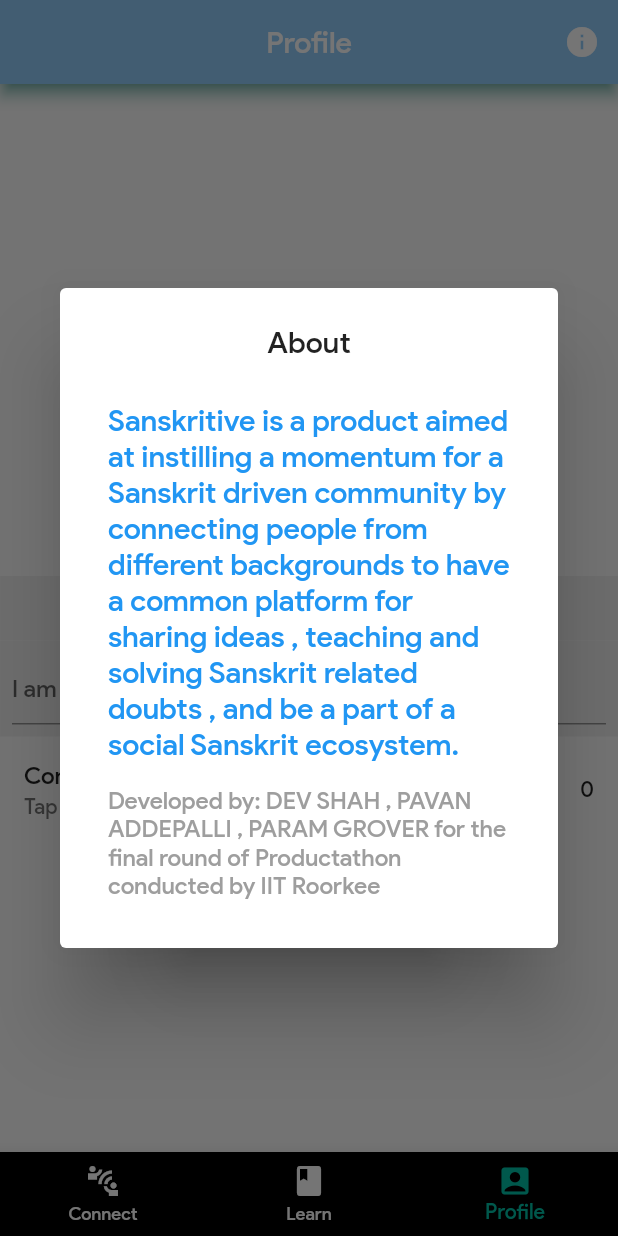
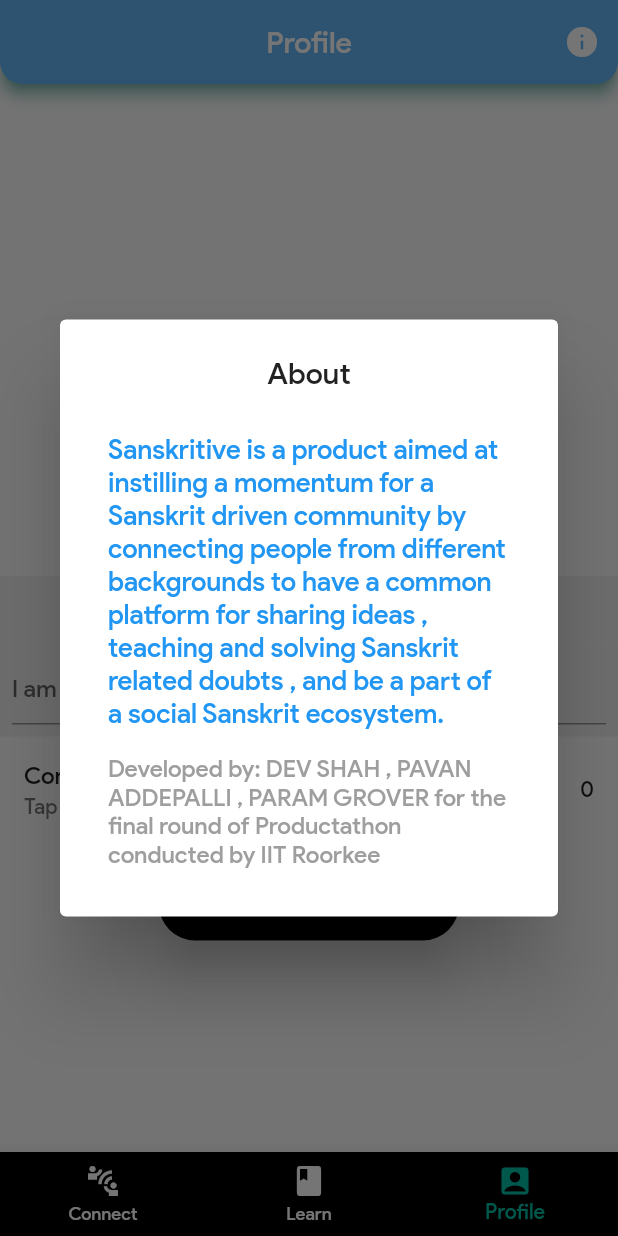
Before and after one commit to DEVSHAH-24/sanskrit_productathon, a Flutter app: the BottomPanel screen opened directly, item 3 of the bottom bar chosen, after a tap on the "info" icon, on a phone screen of 412 x 824 dp. Run offline on Flutter 3.47's test engine with Material 2 defaults, Android fonts, the phone set to English and light mode, and no system bars; our stand-ins replace cloud_firestore, firebase_auth, firebase_core, flutter_spinkit, google_sign_in; missing offline and left inert: dash_chat; accounts and stored records are empty; network calls fail.

Commit message:
minor change

```diff
--- a/lib/bottomNavigation.dart
+++ b/lib/bottomNavigation.dart
@@ -25,6 +25,11 @@ class BottomPanel extends StatelessWidget {
 
     return Scaffold(
       appBar: AppBar(
+        shape: RoundedRectangleBorder(
+            borderRadius: BorderRadius.only(
+                bottomLeft: Radius.circular(15),
+                bottomRight: Radius.circular(15))),
+        backgroundColor: Colors.blue[300],
         actions: [
           _selectedPageIndex == 0
               ? Consumer<Data>(
@@ -58,14 +63,17 @@ class BottomPanel extends StatelessWidget {
                         showDialog(
                             barrierDismissible: true,
                             context: context,
-                            builder: (context) => AlertDialog(
+                            builder: (context) => Center(
+                                  child: Wrap(children: [
+                                    AlertDialog(
+                                      scrollable: true,
                                       title: Center(child: Text('Hey there!')),
                                       content: Column(
                                         children: [
                                           Padding(
                                             padding: const EdgeInsets.all(8.0),
                                             child: Text(
-                                            'The learn tab consists of 101 basic words in Sanskrit with their English translations so that you may refer them on the go with ease!'),
+                                                'The Learn tab consists of a set of basic words in Sanskrit along with their pronunciations (as written in brackets) and their English translations so that you may keep some of the most common words handy and refer with ease!'),
                                           ),
                                           Padding(
                                             padding: const EdgeInsets.all(8.0),
@@ -82,6 +90,8 @@ class BottomPanel extends StatelessWidget {
                                           )
                                         ],
                                       ),
+                                    ),
+                                  ]),
                                 ));
                       })
                   : IconButton(
@@ -108,7 +118,7 @@ class BottomPanel extends StatelessWidget {
                                             'Sanskritive is a product aimed at instilling a momentum for a Sanskrit driven community by connecting people from different backgrounds to have a common platform for sharing ideas , teaching and solving Sanskrit related doubts , and be a part of a social Sanskrit ecosystem.',
                                             style: TextStyle(
                                                 color: Colors.blue,
-                                                fontSize: 20),
+                                                fontSize: 18),
                                           ),
                                         ),
                                         Padding(
--- a/lib/pages/profile.dart
+++ b/lib/pages/profile.dart
@@ -162,6 +162,7 @@ class _ProfileScreenState extends State<ProfileScreen> {
                   ),
                   ListTile(
                     onTap: () {
+                      //   Navigator.pop(context);
                       Scaffold.of(context).showBottomSheet((context) =>
                           Consumer<Data>(
                             builder: (context, data, child) {
```
Lines whose indentation alone changed are shown as unchanged.
